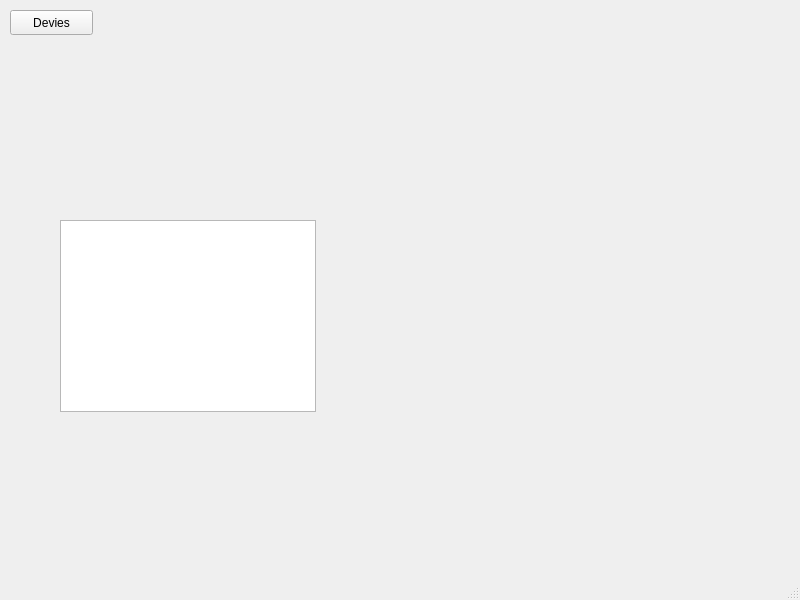
This is adbapp.ui in Systemad/QtAdb as Qt 5 draws it before an edit. The edited form follows.
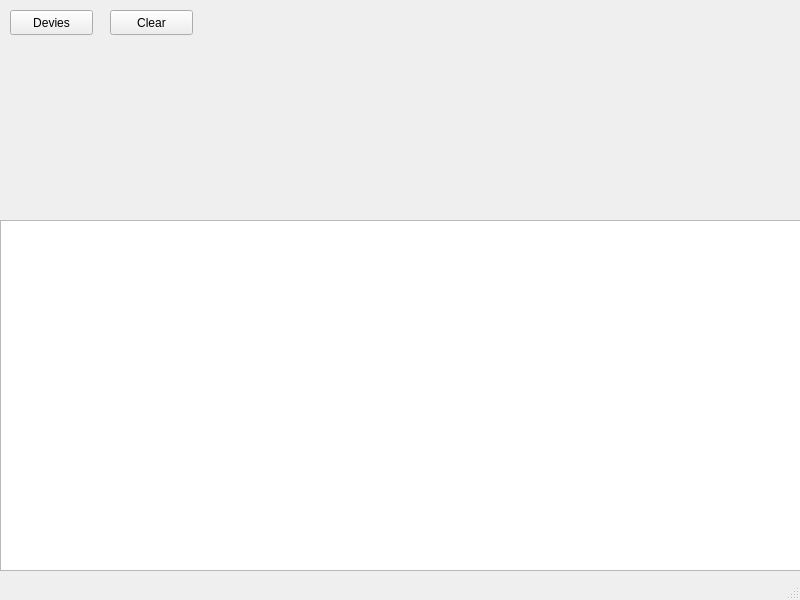
This is the edited form.

Commit message:
Rewritten initial implementation
- Remove dedicated function to execute adb devices
- Add executeCommand() function, this is the function each button action
  will refer to by passing their specific argument, and later execute
  the command
- Add button to clear field

```diff
--- a/adbapp.ui
+++ b/adbapp.ui
@@ -30,13 +30,26 @@
    <widget class="QTextBrowser" name="adbOutput">
     <property name="geometry">
      <rect>
-      <x>60</x>
+      <x>0</x>
       <y>220</y>
-      <width>256</width>
-      <height>192</height>
+      <width>801</width>
+      <height>351</height>
      </rect>
     </property>
    </widget>
+   <widget class="QPushButton" name="clearButton">
+    <property name="geometry">
+     <rect>
+      <x>110</x>
+      <y>10</y>
+      <width>83</width>
+      <height>25</height>
+     </rect>
+    </property>
+    <property name="text">
+     <string>Clear</string>
+    </property>
+   </widget>
   </widget>
   <widget class="QMenuBar" name="menubar">
    <property name="geometry">
```
The commit also changes 2 other files.
